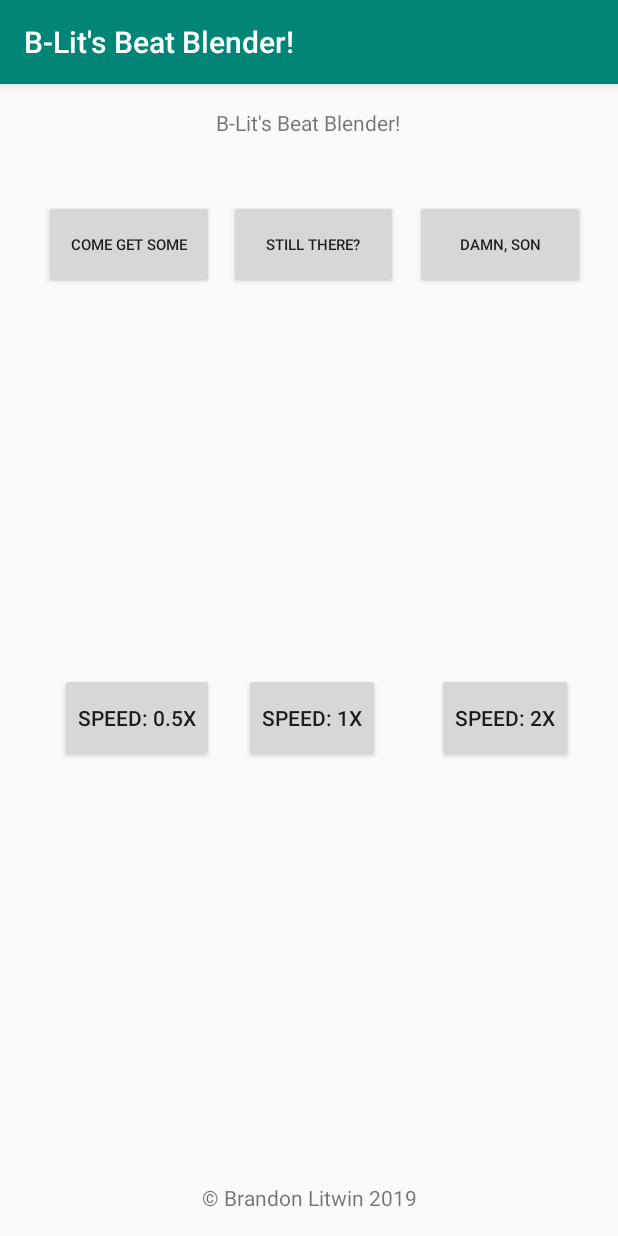
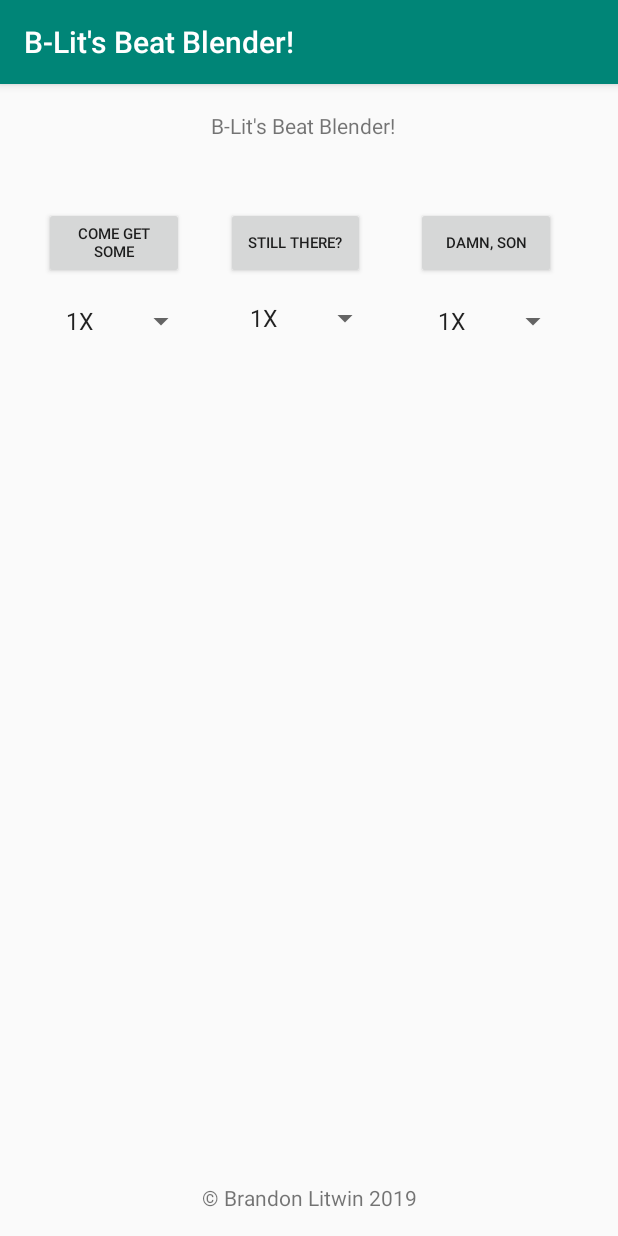
Before and after one commit to MaristGormanly/litwin-android-development, an Android app: the screen it shows after launch (MainActivity), on a phone screen of 412 x 824 dp. Run offline under Robolectric (Android 15) with nearby library versions, the phone set to English and light mode, and no system bars.

Commit message:
Change speed of individual sounds

```diff
--- a/Project2/app/src/main/java/blitwin/mscs722/project2/MainActivity.java
+++ b/Project2/app/src/main/java/blitwin/mscs722/project2/MainActivity.java
@@ -4,21 +4,23 @@ import androidx.appcompat.app.AppCompatActivity;
 
 import android.media.AudioAttributes;
 import android.media.AudioManager;
-import android.media.MediaPlayer;
 import android.media.SoundPool;
 import android.os.Build;
 import android.os.Bundle;
+import android.util.Log;
 import android.view.View;
-import android.widget.Button;
+import android.widget.AdapterView;
+import android.widget.ArrayAdapter;
+import android.widget.Spinner;
 
-public class MainActivity extends AppCompatActivity {
+
+public class MainActivity extends AppCompatActivity implements AdapterView.OnItemSelectedListener {
     private SoundPool soundPool;
     private int cgs, st, ds;
-//    Button ds;
-//    Button cgs;
-//    Button st;
     int maxStreams = 3;
-    float soundRate = 1;
+    float cgsSoundRate = 1;
+    float dsSoundRate = 1;
+    float stSoundRate = 1;
 
     @Override
     protected void onCreate(Bundle savedInstanceState) {
@@ -44,33 +46,40 @@ public class MainActivity extends AppCompatActivity {
         st = soundPool.load(this, R.raw.stillthere, 1);
         ds = soundPool.load(this, R.raw.damnson, 1);
 
+        Spinner spinner = findViewById(R.id.cgsSpinner);
+        ArrayAdapter<CharSequence> adapter = ArrayAdapter.createFromResource(this,
+                R.array.playback_choices, android.R.layout.simple_spinner_item);
+
+        adapter.setDropDownViewResource(android.R.layout.simple_spinner_dropdown_item);
+        spinner.setAdapter(adapter);
+        spinner.setSelection(1);
+        spinner.setOnItemSelectedListener(this);
+
+        Spinner spinner2 = findViewById(R.id.stSpinner);
+        spinner2.setAdapter(adapter);
+        spinner2.setSelection(1);
+        spinner2.setOnItemSelectedListener(this);
+
+        Spinner spinner3 = findViewById(R.id.dsSpinner);
+        spinner3.setAdapter(adapter);
+        spinner3.setSelection(1);
+        spinner3.setOnItemSelectedListener(this);
+
     }
 
     public void playSound(View view) {
         // Play different sound depending on which button is pressed
         switch (view.getId()) {
             case R.id.come_get_some:
-                soundPool.play(cgs, 1, 1, 0, 0, soundRate);
+                soundPool.play(cgs, 1, 1, 0, 0, cgsSoundRate);
                 break;
             case R.id.damn_son:
-                soundPool.play(ds, 1, 1, 0, 0, soundRate);
+                soundPool.play(ds, 1, 1, 0, 0, dsSoundRate);
                 break;
             case R.id.still_there:
-                soundPool.play(st, 1, 1, 0, 0, soundRate);
+                soundPool.play(st, 1, 1, 0, 0, stSoundRate);
                 break;
         }
-    }
-
-    public void speed2X(View view) {
-        soundRate = 2;
-    }
-
-    public void speed1X(View view) {
-        soundRate = 1;
-    }
-
-    public void speed05X(View view) {
-        soundRate = (float) 0.5;
     }
 
     @Override
@@ -81,4 +90,35 @@ public class MainActivity extends AppCompatActivity {
     }
 
 
+    @Override
+    public void onItemSelected(AdapterView<?> parent, View view, int position, long id) {
+        float soundRate = 1;
+        Log.d("position", Integer.toString(position));
+        switch (position) {
+            case 0:
+                soundRate = (float) 0.5;
+                break;
+            case 1:
+                soundRate = 1;
+                break;
+            case 2:
+                soundRate = 2;
+        }
+        switch (parent.getId()) {
+            case R.id.cgsSpinner:
+                cgsSoundRate = soundRate;
+                break;
+            case R.id.stSpinner:
+                stSoundRate =  soundRate;
+                break;
+            case R.id.dsSpinner:
+                dsSoundRate = soundRate;
+                break;
+        }
+    }
+
+    @Override
+    public void onNothingSelected(AdapterView<?> parent) {
+
+    }
 }
--- a/Project2/app/src/main/res/layout/activity_main.xml
+++ b/Project2/app/src/main/res/layout/activity_main.xml
@@ -7,40 +7,69 @@
     android:orientation="vertical"
     tools:context=".MainActivity">
 
+    <Spinner
+        android:id="@+id/cgsSpinner"
+        android:layout_width="wrap_content"
+        android:layout_height="wrap_content"
+        android:layout_marginStart="8dp"
+        android:layout_marginTop="16dp"
+        app:layout_constraintEnd_toStartOf="@+id/stSpinner"
+        app:layout_constraintStart_toStartOf="parent"
+        app:layout_constraintTop_toBottomOf="@+id/come_get_some" />
+
+    <Spinner
+        android:id="@+id/stSpinner"
+        android:layout_width="wrap_content"
+        android:layout_height="wrap_content"
+        android:layout_marginTop="14dp"
+        android:layout_marginEnd="2dp"
+        app:layout_constraintEnd_toStartOf="@+id/dsSpinner"
+        app:layout_constraintStart_toEndOf="@+id/cgsSpinner"
+        app:layout_constraintTop_toBottomOf="@+id/still_there" />
+
+    <Spinner
+        android:id="@+id/dsSpinner"
+        android:layout_width="wrap_content"
+        android:layout_height="wrap_content"
+        android:layout_marginTop="16dp"
+        android:layout_marginEnd="5dp"
+        app:layout_constraintEnd_toEndOf="parent"
+        app:layout_constraintStart_toEndOf="@+id/stSpinner"
+        app:layout_constraintTop_toBottomOf="@+id/damn_son" />
+
     <Button
         android:id="@+id/still_there"
-        android:layout_width="0sp"
-        android:layout_height="59sp"
-        android:layout_marginTop="42dp"
-        android:layout_marginEnd="11dp"
+        android:layout_width="0dp"
+        android:layout_height="wrap_content"
+        android:layout_marginEnd="34dp"
         android:onClick="playSound"
         android:text="@string/still_there"
         android:textSize="10sp"
         app:layout_constraintEnd_toStartOf="@+id/damn_son"
         app:layout_constraintStart_toEndOf="@+id/come_get_some"
-        app:layout_constraintTop_toBottomOf="@+id/title" />
+        app:layout_constraintTop_toTopOf="@+id/come_get_some" />
 
     <Button
         android:id="@+id/damn_son"
-        android:layout_width="0sp"
-        android:layout_height="59sp"
-        android:layout_marginEnd="22dp"
+        android:layout_width="0dp"
+        android:layout_height="wrap_content"
+        android:layout_marginEnd="41dp"
         android:onClick="playSound"
         android:text="@string/damn_son"
         android:textSize="10sp"
-        app:layout_constraintBaseline_toBaselineOf="@+id/still_there"
         app:layout_constraintEnd_toEndOf="parent"
-        app:layout_constraintStart_toEndOf="@+id/still_there" />
+        app:layout_constraintStart_toEndOf="@+id/still_there"
+        app:layout_constraintTop_toTopOf="@+id/still_there" />
 
     <TextView
         android:id="@+id/title"
         android:layout_width="wrap_content"
         android:layout_height="wrap_content"
-        android:layout_marginStart="1dp"
-        android:layout_marginTop="16dp"
+        android:layout_marginTop="18dp"
+        android:layout_marginEnd="13dp"
         android:gravity="center"
         android:text="@string/app_name"
-        app:layout_constraintStart_toEndOf="@+id/come_get_some"
+        app:layout_constraintEnd_toStartOf="@+id/damn_son"
         app:layout_constraintTop_toTopOf="parent" />
 
     <TextView
@@ -56,48 +85,17 @@
 
     <Button
         android:id="@+id/come_get_some"
-        android:layout_width="0sp"
-        android:layout_height="59sp"
+        android:layout_width="0dp"
+        android:layout_height="wrap_content"
         android:layout_marginStart="29dp"
-        android:layout_marginEnd="10dp"
+        android:layout_marginTop="82dp"
+        android:layout_marginEnd="28dp"
         android:onClick="playSound"
         android:text="@string/come_get_some"
         android:textSize="10sp"
-        app:layout_constraintBaseline_toBaselineOf="@+id/still_there"
         app:layout_constraintEnd_toStartOf="@+id/still_there"
-        app:layout_constraintStart_toStartOf="parent" />
+        app:layout_constraintStart_toStartOf="parent"
+        app:layout_constraintTop_toTopOf="parent" />
 
-    <Button
-        android:id="@+id/speed2x"
-        android:layout_width="0sp"
-        android:layout_height="59sp"
-        android:layout_marginStart="20sp"
-        android:layout_marginEnd="30dp"
-        android:onClick="speed2X"
-        android:text="@string/speed_2x"
-        app:layout_constraintBaseline_toBaselineOf="@+id/speed1x"
-        app:layout_constraintEnd_toEndOf="parent" />
-
-    <Button
-        android:id="@+id/speed1x"
-        android:layout_width="0sp"
-        android:layout_height="59sp"
-        android:layout_marginStart="20sp"
-        android:layout_marginBottom="316dp"
-        android:gravity="center"
-        android:onClick="speed1X"
-        android:text="@string/speed_1x"
-        app:layout_constraintBottom_toBottomOf="parent"
-        app:layout_constraintStart_toEndOf="@+id/speed05x" />
-
-    <Button
-        android:id="@+id/speed05x"
-        android:layout_width="0sp"
-        android:layout_height="59sp"
-        android:layout_marginStart="40dp"
-        android:onClick="speed05X"
-        android:text="@string/speed_0_5x"
-        app:layout_constraintBaseline_toBaselineOf="@+id/speed1x"
-        app:layout_constraintStart_toStartOf="parent" />
 
 </androidx.constraintlayout.widget.ConstraintLayout>
--- a/Project2/app/src/main/res/values/strings.xml
+++ b/Project2/app/src/main/res/values/strings.xml
@@ -7,4 +7,9 @@
     <string name="speed_1x">Speed: 1X</string>
     <string name="speed_2x">Speed: 2X</string>
     <string name="speed_0_5x">Speed: 0.5X</string>
+    <string-array name="playback_choices">
+        <item>0.5X</item>
+        <item>1X</item>
+        <item>2X</item>
+    </string-array>
 </resources>
```
